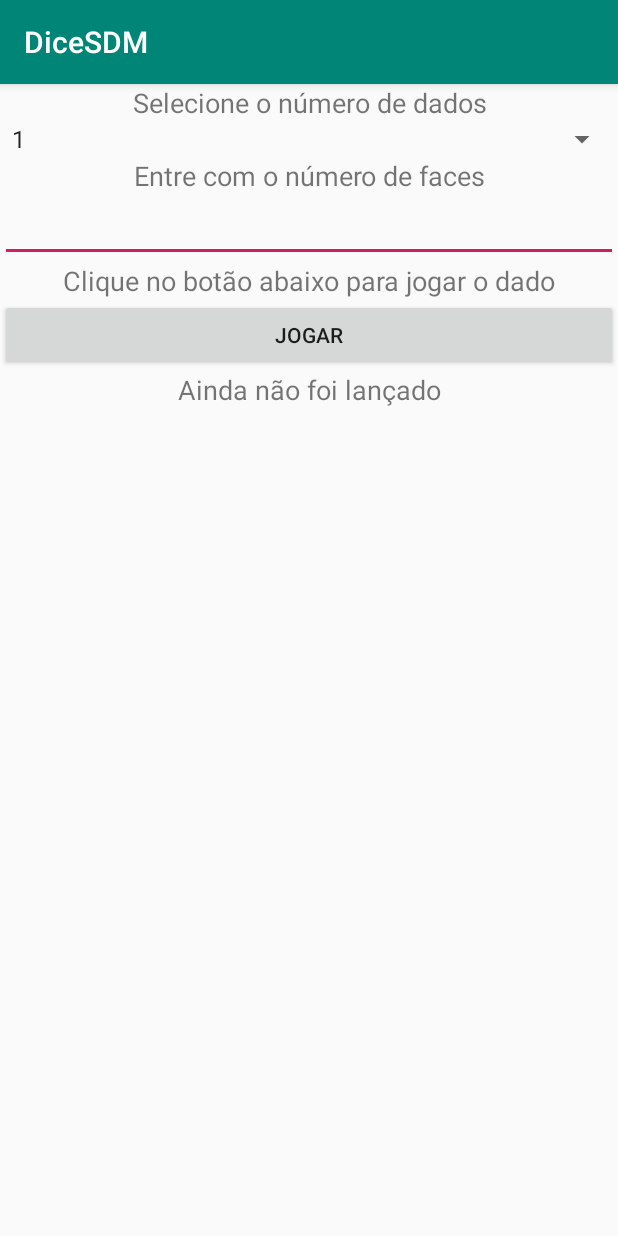
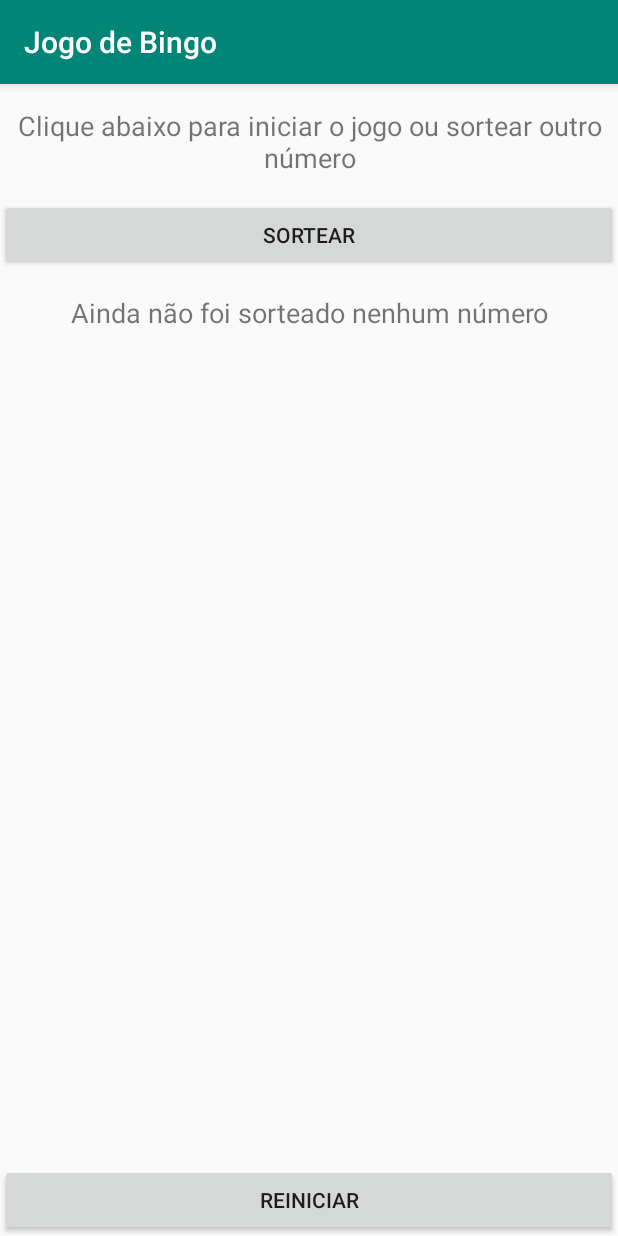
Before and after one commit to GustavoLopes899/DiceSDM, an Android app: the screen it shows after launch (MainActivity), on a phone screen of 412 x 824 dp. Run offline under Robolectric (Android 15) with nearby library versions, the light colour scheme and no system bars.

Commit message:
Alterando jogo de dados para sorteio de bingo

```diff
--- a/app/build.gradle
+++ b/app/build.gradle
@@ -21,9 +21,9 @@ android {
 
 dependencies {
     implementation fileTree(dir: 'libs', include: ['*.jar'])
-    implementation 'androidx.appcompat:appcompat:1.0.2'
+    implementation 'androidx.appcompat:appcompat:1.1.0'
     implementation 'androidx.constraintlayout:constraintlayout:1.1.3'
     testImplementation 'junit:junit:4.12'
-    androidTestImplementation 'androidx.test:runner:1.1.1'
-    androidTestImplementation 'androidx.test.espresso:espresso-core:3.1.1'
+    androidTestImplementation 'androidx.test:runner:1.2.0'
+    androidTestImplementation 'androidx.test.espresso:espresso-core:3.2.0'
 }
--- a/app/src/main/AndroidManifest.xml
+++ b/app/src/main/AndroidManifest.xml
@@ -4,9 +4,9 @@
 
     <application
         android:allowBackup="true"
-        android:icon="@mipmap/dice"
+        android:icon="@mipmap/bingo"
         android:label="@string/app_name"
-        android:roundIcon="@mipmap/dice"
+        android:roundIcon="@mipmap/bingo"
         android:supportsRtl="true"
         android:theme="@style/AppTheme">
         <activity android:name=".MainActivity">
--- a/app/src/main/res/layout/activity_main.xml
+++ b/app/src/main/res/layout/activity_main.xml
@@ -10,18 +10,20 @@
         android:id="@+id/textView"
         android:layout_width="0dp"
         android:layout_height="wrap_content"
+        android:layout_marginTop="15dp"
         android:gravity="center_horizontal"
-        android:text="@string/clique_no_botao_abaixo_para_jogar_o_dado"
+        android:text="@string/iniciar_ou_sortear"
         android:textSize="18sp"
         app:layout_constraintLeft_toLeftOf="parent"
         app:layout_constraintRight_toRightOf="parent"
-        app:layout_constraintTop_toBottomOf="@id/numFacesEditText" />
+        app:layout_constraintTop_toTopOf="parent" />
 
     <Button
-        android:id="@+id/jogarDadoButton"
+        android:id="@+id/sortearButton"
         android:layout_width="0dp"
         android:layout_height="wrap_content"
-        android:text="@string/jogar"
+        android:layout_marginTop="15dp"
+        android:text="@string/sortear"
         app:layout_constraintEnd_toEndOf="parent"
         app:layout_constraintStart_toStartOf="parent"
         app:layout_constraintTop_toBottomOf="@id/textView" />
@@ -31,74 +33,20 @@
         android:layout_width="0dp"
         android:layout_height="wrap_content"
         android:gravity="center_horizontal"
-        android:text="@string/ainda_nao_foi_lancado"
+        android:text="@string/nenhum_numero_sorteado"
+        android:layout_marginTop="15dp"
         android:textSize="18sp"
         app:layout_constraintEnd_toEndOf="parent"
         app:layout_constraintStart_toStartOf="parent"
-        app:layout_constraintTop_toBottomOf="@id/jogarDadoButton" />
+        app:layout_constraintTop_toBottomOf="@id/sortearButton" />
 
-    <ImageView
-        android:id="@+id/resultadoImageView"
-        android:layout_width="0dp"
-        android:layout_height="72dp"
-        android:contentDescription="@string/mostrar_dado"
-        app:layout_constraintEnd_toEndOf="parent"
-        app:layout_constraintStart_toStartOf="parent"
-        app:layout_constraintTop_toBottomOf="@id/resultadoTextView"
-        app:srcCompat="@android:color/transparent" />
-
-    <TextView
-        android:id="@+id/textView2"
+    <Button
+        android:id="@+id/reiniciarJogo"
         android:layout_width="0dp"
         android:layout_height="wrap_content"
-        android:gravity="center_horizontal"
-        android:text="@string/selecione_o_numero_de_dados"
-        android:textSize="18sp"
+        android:text="@string/reiniciar"
+        app:layout_constraintBottom_toBottomOf="parent"
         app:layout_constraintEnd_toEndOf="parent"
-        app:layout_constraintStart_toStartOf="parent"
-        app:layout_constraintTop_toTopOf="parent" />
-
-    <Spinner
-        android:id="@+id/numDadosSpinner"
-        android:layout_width="0dp"
-        android:layout_height="wrap_content"
-        android:entries="@array/numero_dados"
-        app:layout_constraintEnd_toEndOf="parent"
-        app:layout_constraintStart_toStartOf="parent"
-        app:layout_constraintTop_toBottomOf="@+id/textView2" />
-
-    <ImageView
-        android:id="@+id/resultado2ImageView"
-        android:layout_width="0dp"
-        android:layout_height="72dp"
-        android:contentDescription="@string/mostrar_dado"
-        android:visibility="gone"
-        app:layout_constraintEnd_toEndOf="parent"
-        app:layout_constraintStart_toStartOf="parent"
-        app:layout_constraintTop_toBottomOf="@id/resultadoImageView"
-        app:srcCompat="@android:color/transparent" />
-
-    <TextView
-        android:id="@+id/textView3"
-        android:layout_width="0dp"
-        android:layout_height="wrap_content"
-        android:gravity="center_horizontal"
-        android:text="Entre com o número de faces"
-        android:textSize="18sp"
-        app:layout_constraintEnd_toEndOf="parent"
-        app:layout_constraintStart_toStartOf="parent"
-        app:layout_constraintTop_toBottomOf="@id/numDadosSpinner" />
-
-    <EditText
-        android:id="@+id/numFacesEditText"
-        android:layout_width="0dp"
-        android:layout_height="wrap_content"
-        android:gravity="center_horizontal"
-        android:text=""
-        android:textSize="18sp"
-        app:layout_constraintEnd_toEndOf="parent"
-        app:layout_constraintStart_toStartOf="parent"
-        app:layout_constraintTop_toBottomOf="@id/textView3" />
-
+        app:layout_constraintStart_toStartOf="parent" />
 
 </androidx.constraintlayout.widget.ConstraintLayout>
--- a/app/src/main/res/values/strings.xml
+++ b/app/src/main/res/values/strings.xml
@@ -1,13 +1,7 @@
 <resources>
-    <string name="app_name">DiceSDM</string>
-    <string name="clique_no_botao_abaixo_para_jogar_o_dado">Clique no botão abaixo para jogar o dado</string>
-    <string name="jogar">Jogar</string>
-    <string name="ainda_nao_foi_lancado">Ainda não foi lançado</string>
-    <string name="face_sorteada">Face sorteada:</string>
-    <string name="selecione_o_numero_de_dados">Selecione o número de dados</string>
-    <string name="mostrar_dado">Mostrar dado</string>
-    <string-array name="numero_dados">
-        <item>1</item>
-        <item>2</item>
-    </string-array>
+    <string name="app_name">Jogo de Bingo</string>
+    <string name="iniciar_ou_sortear">Clique abaixo para iniciar o jogo ou sortear outro número</string>
+    <string name="sortear">Sortear</string>
+    <string name="nenhum_numero_sorteado">Ainda não foi sorteado nenhum número</string>
+    <string name="reiniciar">Reiniciar</string>
 </resources>
--- a/build.gradle
+++ b/build.gradle
@@ -7,7 +7,7 @@ buildscript {
 
     }
     dependencies {
-        classpath 'com.android.tools.build:gradle:3.5.0'
+        classpath 'com.android.tools.build:gradle:3.5.1'
 
         // NOTE: Do not place your application dependencies here; they belong
         // in the individual module build.gradle files
```
Also changed, not shown: app/src/main/java/br/edu/ifsp/scl/sdm/MainActivity.java (+24 -78 lines), app/src/main/res/drawable/dice_1.png (deleted), app/src/main/res/drawable/dice_2.png (deleted), app/src/main/res/drawable/dice_3.png (deleted), app/src/main/res/drawable/dice_4.png (deleted), app/src/main/res/drawable/dice_5.png (deleted), app/src/main/res/drawable/dice_6.png (deleted), app/src/main/res/mipmap-xhdpi/dice.png (deleted).
